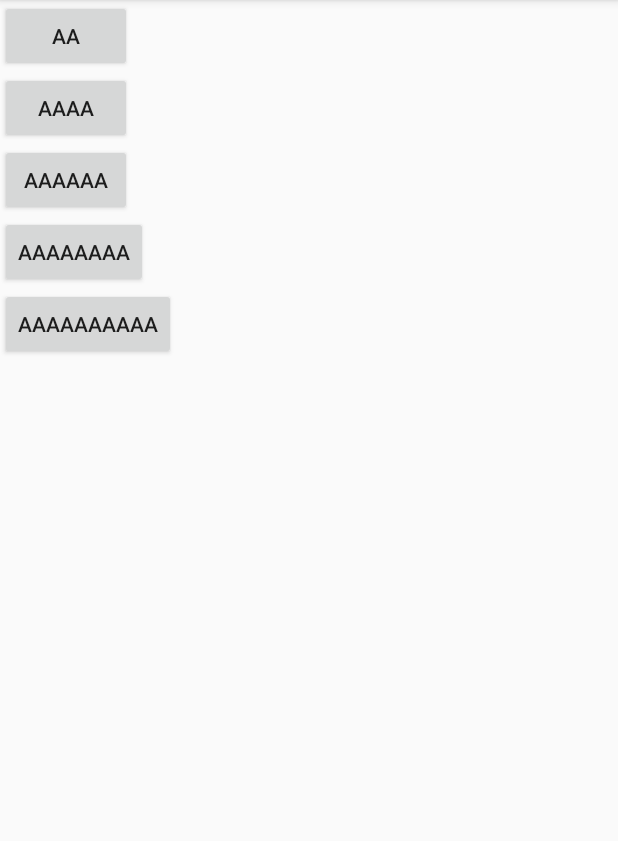
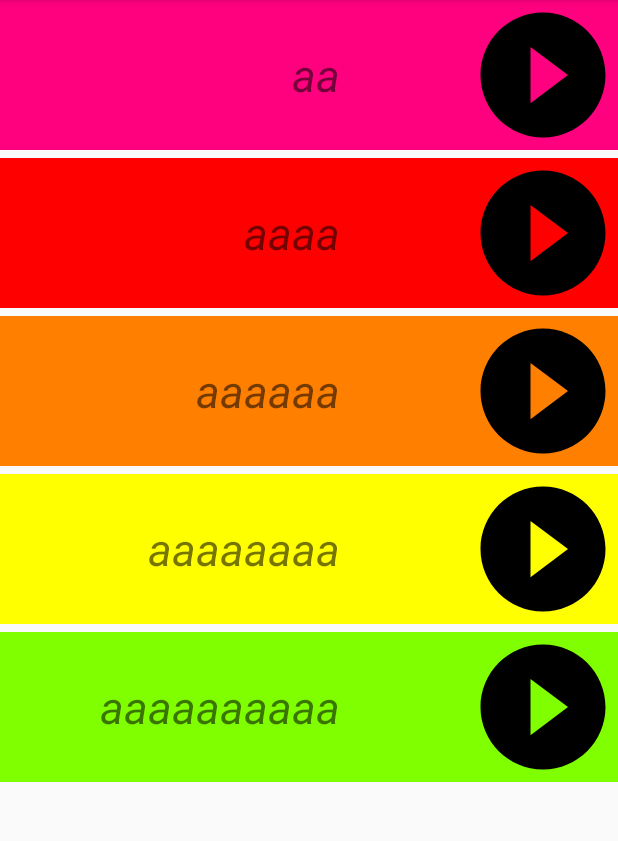
Before and after one commit to JSuupaSellers/PersonalBeatBox, an Android app: the screen it shows after launch (MainActivity), on a phone screen of 412 x 824 dp, the part 84-925 px from its top. Run offline under Robolectric (Android 15) with nearby library versions, the phone set to English and light mode, and no system bars.

Commit message:
Updated the list detail view

```diff
--- a/app/src/main/java/com/jumpingbeanapps/android/custombeatbox/CustomBeatBoxFragment.java
+++ b/app/src/main/java/com/jumpingbeanapps/android/custombeatbox/CustomBeatBoxFragment.java
@@ -53,7 +53,10 @@ public class CustomBeatBoxFragment extends Fragment {
 
         RecyclerView rv = (RecyclerView) root.findViewById(R.id.recycler_view_custom_beatbox);
         rv.setLayoutManager(new LinearLayoutManager(getContext()));
-        soundAdapter = new SoundAdapter(beatBox.getSounds());
+
+        final int[] colors = getContext().getResources().getIntArray(R.array.colors);
+
+        soundAdapter = new SoundAdapter(beatBox.getSounds(), colors);
         rv.setAdapter(soundAdapter);
 
         return root;
--- a/app/src/main/java/com/jumpingbeanapps/android/custombeatbox/SingleFragmentActivity.java
+++ b/app/src/main/java/com/jumpingbeanapps/android/custombeatbox/SingleFragmentActivity.java
@@ -22,9 +22,10 @@ public abstract class SingleFragmentActivity extends AppCompatActivity {
         if(fragment == null){
             fragment = createFragment();
             fm.beginTransaction()
-                    .add(R.id.fragment_container,fragment)
+                    .add(R.id.fragment_container, fragment)
                     .commit();
         }
+
     }
 
     /**
--- a/app/src/main/java/com/jumpingbeanapps/android/custombeatbox/SoundAdapter.java
+++ b/app/src/main/java/com/jumpingbeanapps/android/custombeatbox/SoundAdapter.java
@@ -1,42 +1,54 @@
 package com.jumpingbeanapps.android.custombeatbox;
 
 import android.support.v7.widget.RecyclerView;
-import android.util.Log;
 import android.view.LayoutInflater;
 import android.view.View;
 import android.view.ViewGroup;
-import android.widget.Button;
+import android.widget.ImageButton;
+import android.widget.TextView;
 
 import java.util.List;
 
 class SoundAdapter extends RecyclerView.Adapter<SoundAdapter.SoundHolder> {
 
     private List<Sound> sounds;
+    private int[] colors;
 
-    SoundAdapter(List<Sound> sounds){
+    //Color index
+    private int currentCIndex;
+
+    SoundAdapter(List<Sound> sounds, int[] colors){
         this.sounds = sounds;
+        this.colors = colors;
+
     }
 
-    static class SoundHolder extends RecyclerView.ViewHolder
-            implements View.OnClickListener{
+    static class SoundHolder extends RecyclerView.ViewHolder {
 
-        private Button button;
         private Sound sound;
+
+        private ImageButton playSound;
+        private TextView name;
 
         SoundHolder(View itemView) {
             super(itemView);
-            button = (Button) itemView.findViewById(R.id.button_detail_view);
+            //TODO: Add button state change when clicked
+            playSound = (ImageButton) itemView.findViewById(R.id.imageButton_play_sound);
+            playSound.setOnClickListener(new View.OnClickListener() {
+                @Override
+                public void onClick(View view) {
+                    sound.play();
+                }
+            });
+
+            name = (TextView) itemView.findViewById(R.id.textview_sound_name);
 
         }
 
-        void bind(Sound sound){
+        void bind(Sound sound, int color){
             this.sound = sound;
-            button.setText(sound.getName());
-        }
-
-        @Override
-        public void onClick(View view) {
-            sound.play();
+            itemView.setBackgroundColor(color);
+            name.setText(sound.getName());
         }
 
     }
@@ -51,7 +63,12 @@ class SoundAdapter extends RecyclerView.Adapter<SoundAdapter.SoundHolder> {
 
     @Override
     public void onBindViewHolder(SoundHolder holder, int position) {
-        holder.bind(sounds.get(position));
+        if(position % colors.length == 0){
+            currentCIndex = 0;
+        }
+        final int color = colors[currentCIndex];
+        holder.bind(sounds.get(position), color);
+        currentCIndex++;
     }
 
     @Override
--- /dev/null
+++ b/app/src/main/res/drawable/ic_play_circle_filled_black_24dp.xml
@@ -0,0 +1,9 @@
+<vector xmlns:android="http://schemas.android.com/apk/res/android"
+        android:width="24dp"
+        android:height="24dp"
+        android:viewportWidth="24.0"
+        android:viewportHeight="24.0">
+    <path
+        android:fillColor="#FF000000"
+        android:pathData="M12,2C6.48,2 2,6.48 2,12s4.48,10 10,10 10,-4.48 10,-10S17.52,2 12,2zM10,16.5v-9l6,4.5 -6,4.5z"/>
+</vector>
--- a/app/src/main/res/layout/soundholder_detail_view.xml
+++ b/app/src/main/res/layout/soundholder_detail_view.xml
@@ -1,11 +1,29 @@
 <?xml version="1.0" encoding="utf-8"?>
 <RelativeLayout xmlns:android="http://schemas.android.com/apk/res/android"
-    android:layout_width="wrap_content"
-    android:layout_height="wrap_content">
+    android:layout_width="match_parent"
+    android:layout_height="wrap_content"
+    android:layout_marginBottom="5dp">
 
-    <Button
-        android:id="@+id/button_detail_view"
+    <TextView
+        android:id="@+id/textview_sound_name"
+        android:textSize="30sp"
+        android:textStyle="italic"
         android:layout_width="wrap_content"
-        android:layout_height="wrap_content" />
+        android:layout_height="wrap_content"
+        android:layout_marginRight="85dp"
+        android:layout_marginEnd="85dp"
+        android:layout_centerVertical="true"
+        android:layout_toLeftOf="@+id/imageButton_play_sound"
+        android:layout_toStartOf="@+id/imageButton_play_sound" />
+
+    <ImageButton
+        android:background="@drawable/ic_play_circle_filled_black_24dp"
+        android:layout_width="100dp"
+        android:layout_height="100dp"
+        android:id="@+id/imageButton_play_sound"
+        android:layout_alignParentTop="true"
+        android:layout_alignParentRight="true"
+        android:layout_alignParentEnd="true" />
+
 
 </RelativeLayout>
--- a/app/src/main/res/values/colors.xml
+++ b/app/src/main/res/values/colors.xml
@@ -3,4 +3,32 @@
     <color name="colorPrimary">#3F51B5</color>
     <color name="colorPrimaryDark">#303F9F</color>
     <color name="colorAccent">#FF4081</color>
+
+    <color name="bright_pink">#FF007F</color>
+    <color name="red">#FF0000</color>
+    <color name="orange">#FF7F00</color>
+    <color name="yellow">#FFFF00</color>
+    <color name="chartreuse">#7FFF00</color>
+    <color name="green">#00FF00</color>
+    <color name="spring_green">#00FF7F</color>
+    <color name="cyan">#00FFFF</color>
+    <color name="azure">#007FFF</color>
+    <color name="blue">#0000FF</color>
+    <color name="violet">#7F00FF</color>
+    <color name="magenta">#FF00FF</color>
+
+    <array name="colors">
+        <item>@color/bright_pink</item>
+        <item>@color/red</item>
+        <item>@color/orange</item>
+        <item>@color/yellow</item>
+        <item>@color/chartreuse</item>
+        <item>@color/green</item>
+        <item>@color/spring_green</item>
+        <item>@color/cyan</item>
+        <item>@color/azure</item>
+        <item>@color/blue</item>
+        <item>@color/violet</item>
+        <item>@color/magenta</item>
+    </array>
 </resources>
--- a/app/src/main/res/values/strings.xml
+++ b/app/src/main/res/values/strings.xml
@@ -1,4 +1,3 @@
 <resources>
     <string name="app_name">CustomBeatBox</string>
-    <string name="hello_world">Hello World!!!!!</string>
 </resources>
```
